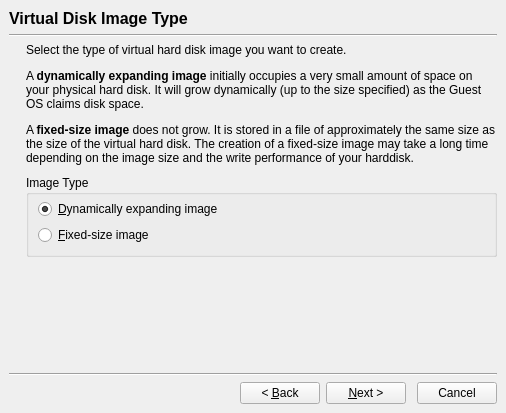
The window that vbox/src/VBox/Frontends/VirtualBox4/ui/VBoxNewHDWzd.ui (jljuxgm/vboxgit) describes before a commit, drawn with Qt 5.
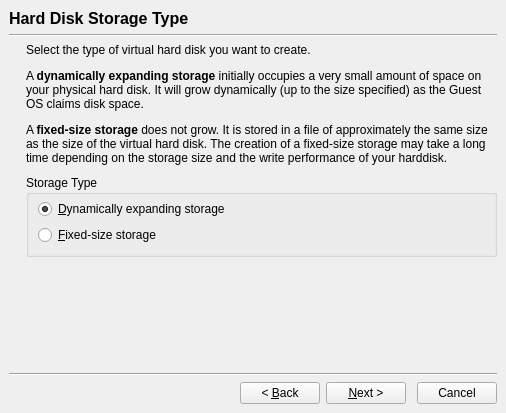
The same window after the commit. The open tabs and pages were chosen to show the change. Icons and pictures are not drawn. Custom widgets are drawn as their Qt base class.

What changed in the file:
```diff
--- a/vbox/src/VBox/Frontends/VirtualBox4/ui/VBoxNewHDWzd.ui
+++ b/vbox/src/VBox/Frontends/VirtualBox4/ui/VBoxNewHDWzd.ui
@@ -224,7 +224,7 @@
           </font>
          </property>
          <property name="text" >
-          <string>Virtual Disk Image Type</string>
+          <string>Hard Disk Storage Type</string>
          </property>
         </widget>
        </item>
@@ -282,7 +282,7 @@
               </size>
              </property>
              <property name="text" >
-              <string>&lt;p>Select the type of virtual hard disk image you want to create.&lt;/p>&lt;p>A &lt;b>dynamically expanding image&lt;/b> initially occupies a very small amount of space on your physical hard disk. It will grow dynamically (up to the size specified) as the Guest OS claims disk space.&lt;/p>&lt;p>A &lt;b>fixed-size image&lt;/b> does not grow. It is stored in a file of approximately the same size as the size of the virtual hard disk. The creation of a fixed-size image may take a long time depending on the image size and the write performance of your harddisk.&lt;/p></string>
+              <string>&lt;p>Select the type of virtual hard disk you want to create.&lt;/p>&lt;p>A &lt;b>dynamically expanding storage&lt;/b> initially occupies a very small amount of space on your physical hard disk. It will grow dynamically (up to the size specified) as the Guest OS claims disk space.&lt;/p>&lt;p>A &lt;b>fixed-size storage&lt;/b> does not grow. It is stored in a file of approximately the same size as the size of the virtual hard disk. The creation of a fixed-size storage may take a long time depending on the storage size and the write performance of your harddisk.&lt;/p></string>
              </property>
              <property name="alignment" >
               <set>Qt::AlignLeading|Qt::AlignLeft|Qt::AlignTop</set>
@@ -301,7 +301,7 @@
               </sizepolicy>
              </property>
              <property name="title" >
-              <string>Image Type</string>
+              <string>Storage Type</string>
              </property>
              <layout class="QVBoxLayout" >
               <property name="topMargin" >
@@ -316,7 +316,7 @@
                  </sizepolicy>
                 </property>
                 <property name="text" >
-                 <string>&amp;Dynamically expanding image</string>
+                 <string>&amp;Dynamically expanding storage</string>
                 </property>
                 <property name="checked" >
                  <bool>true</bool>
@@ -332,7 +332,7 @@
                  </sizepolicy>
                 </property>
                 <property name="text" >
-                 <string>&amp;Fixed-size image</string>
+                 <string>&amp;Fixed-size storage</string>
                 </property>
                </widget>
               </item>
```
Left out of the diff: 14 changed lines with no effect on the pictures.
